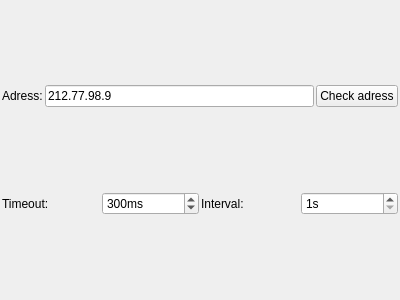
Before: the Qt Designer form src/MainWindow.ui in przemek83/ping-stat, drawn with Qt 5.
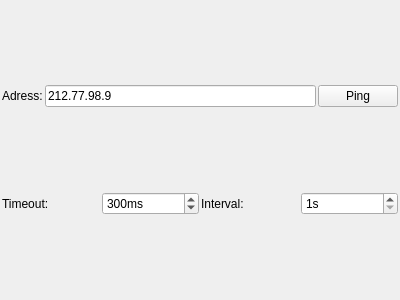
After: the same form once the commit is applied.

Commit message:
Widgets and labels renaming
Some widgets renaming, usage of more appropriate names.

Patch:
```diff
--- a/src/MainWindow.ui
+++ b/src/MainWindow.ui
@@ -52,7 +52,7 @@
       <item>
        <widget class="QPushButton" name="checkAdressButton">
         <property name="text">
-         <string>Check adress</string>
+         <string>Ping</string>
         </property>
        </widget>
       </item>
```
Left out of the diff: 6 changed lines with no effect on the pictures. The commit also changes 2 other files.
